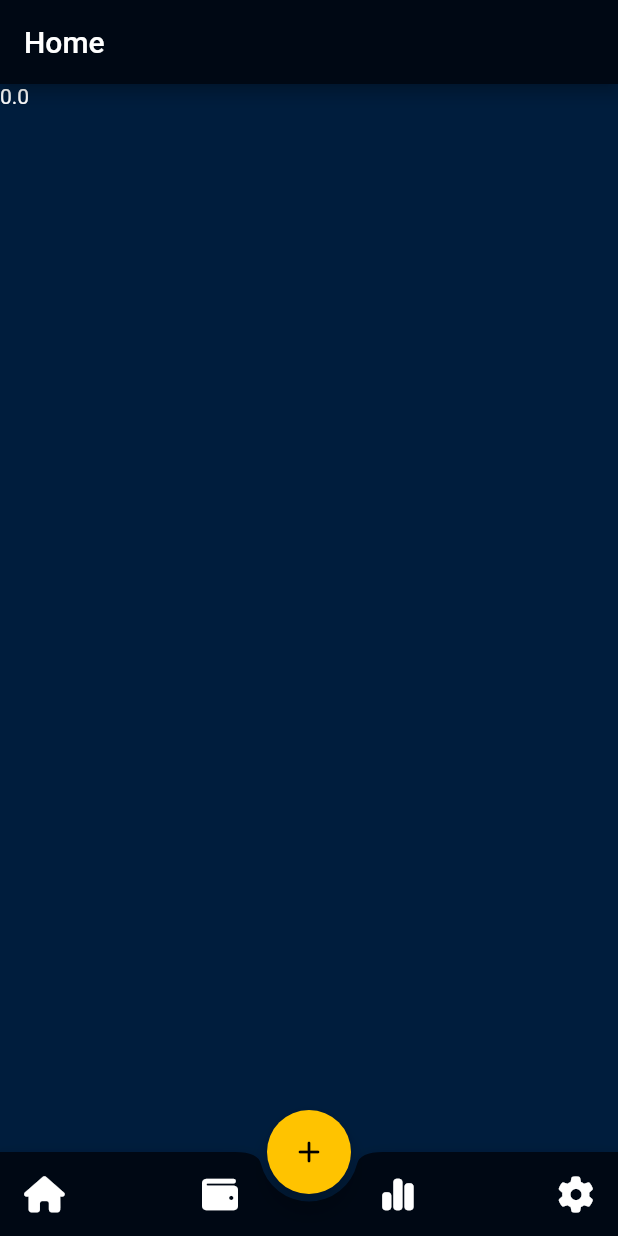
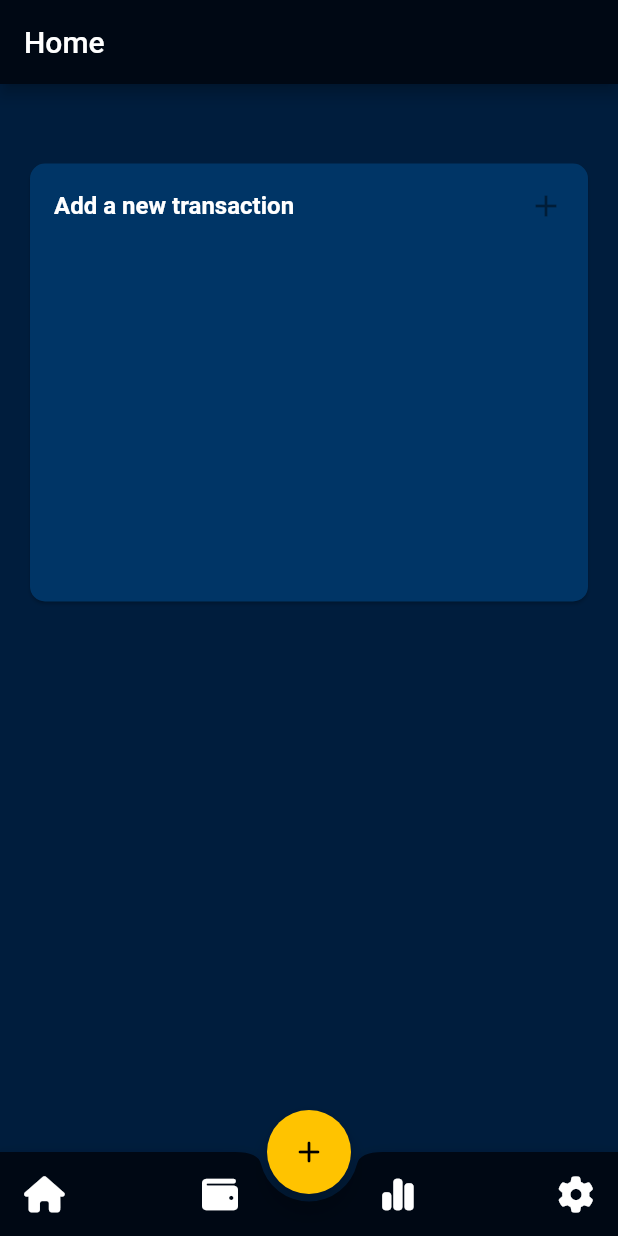
Before and after one commit to verbindolai/OpenBudget, a Flutter app: the screen it shows after launch, on a phone screen of 412 x 824 dp. Run offline on Flutter 3.47's test engine with Material 2 defaults, Android fonts, the phone set to English and light mode, and no system bars; our stand-ins replace bloc, equatable, flutter_bloc, flutter_colorpicker, font_awesome_flutter, objectbox; missing offline and left inert: confirm_dialog, currency_picker, stack; accounts and stored records are empty; generated files the repository leaves out were written again.

Commit message:
- Added home view

```diff
--- a/lib/bloc/account/account_overview_bloc.dart
+++ b/lib/bloc/account/account_overview_bloc.dart
@@ -1,9 +1,5 @@
 import 'package:bloc/bloc.dart';
 import 'package:equatable/equatable.dart';
-import 'package:flutter/material.dart';
-import 'package:open_budget/models/transactions.dart';
-import 'package:open_budget/repository/transaction_repository.dart';
-
 import '../../models/account.dart';
 import '../../repository/account_repository.dart';
 part 'account_overview_event.dart';
@@ -18,7 +14,7 @@ class AccountOverviewBloc
       if (state is AccountInitial || state is AccountSelected) {
         emit(AccountLoaded(
             accounts: _accountRepository.getAllMainAccounts(),
-            balance: _accountRepository.getOverallBalance()));
+            balance: _accountRepository.getTotalByCurrency()));
       }
     });
     on<SaveAccount>((event, emit) {
@@ -26,7 +22,7 @@ class AccountOverviewBloc
       if (state is AccountLoaded) {
         emit(AccountLoaded(
             accounts: _accountRepository.getAllMainAccounts(),
-            balance: _accountRepository.getOverallBalance()));
+            balance: _accountRepository.getTotalByCurrency()));
       }
       if (state is AccountSelected) {
         final acc = _accountRepository
@@ -47,7 +43,7 @@ class AccountOverviewBloc
         } else {
           emit(AccountLoaded(
               accounts: _accountRepository.getAllMainAccounts(),
-              balance: _accountRepository.getOverallBalance()));
+              balance: _accountRepository.getTotalByCurrency()));
         }
       }
     });
@@ -57,7 +53,7 @@ class AccountOverviewBloc
       if (state is AccountLoaded) {
         emit(AccountLoaded(
             accounts: _accountRepository.getAllMainAccounts(),
-            balance: _accountRepository.getOverallBalance()));
+            balance: _accountRepository.getTotalByCurrency()));
       }
       if (state is AccountSelected) {
         final acc = _accountRepository
--- a/lib/bloc/account/account_overview_state.dart
+++ b/lib/bloc/account/account_overview_state.dart
@@ -11,7 +11,7 @@ class AccountInitial extends AccountOverviewState {}
 
 class AccountLoaded extends AccountOverviewState {
   final List<Account> accounts;
-  final double balance;
+  final Map<String, double> balance;
 
   const AccountLoaded({required this.accounts, required this.balance});
 
--- a/lib/bloc/transaction/transaction_list_bloc.dart
+++ b/lib/bloc/transaction/transaction_list_bloc.dart
@@ -22,7 +22,8 @@ class TransactionListBloc
     on<SaveTransaction>((event, emit) {
       _transactionRepository.save(event.transaction);
       if (state is RecentTransactions) {
-        emit(RecentTransactions(_transactionRepository.getTransactions()));
+        emit(RecentTransactions(
+            _transactionRepository.getLastTransactionsByDate(count: 3)));
       } else if (state is AccountTransactions) {
         int id = (state as AccountTransactions).accountId;
         emit(AccountTransactions(
@@ -34,7 +35,8 @@ class TransactionListBloc
           _transactionRepository.getTransactionsForAccount(event.accountId)));
     });
     on<DisplayRecentTransactions>((event, emit) {
-      emit(RecentTransactions(_transactionRepository.getTransactions()));
+      emit(RecentTransactions(
+          _transactionRepository.getLastTransactionsByDate(count: 3)));
     });
   }
 }
--- a/lib/main.dart
+++ b/lib/main.dart
@@ -42,7 +42,7 @@ class App extends StatelessWidget {
           BlocProvider(
             create: (context) =>
                 TransactionListBloc(context.read<TransactionRepository>())
-                  ..add(const LoadTransactionList()),
+                  ..add(DisplayRecentTransactions()),
           ),
           BlocProvider(
             create: (context) =>
--- a/lib/repository/transaction_repository.dart
+++ b/lib/repository/transaction_repository.dart
@@ -1,5 +1,6 @@
 import 'package:open_budget/models/transactions.dart';
 import 'package:open_budget/objectbox.dart';
+import 'package:open_budget/objectbox.g.dart';
 
 class TransactionRepository {
   final ObjectBox objectBox;
@@ -12,6 +13,13 @@ class TransactionRepository {
 
   List<Transaction> getTransactions() {
     return objectBox.store.box<Transaction>().getAll();
+  }
+
+  List<Transaction> getLastTransactionsByDate({int count = 10}) {
+    final qBuilder = objectBox.store.box<Transaction>().query()
+      ..order(Transaction_.date, flags: Order.descending);
+    final query = qBuilder.build()..limit = count;
+    return query.find();
   }
 
   List<Transaction> getTransactionsForAccount(int accountId) {
--- a/lib/widgets/home/home.dart
+++ b/lib/widgets/home/home.dart
@@ -1,5 +1,8 @@
 import 'package:flutter/material.dart';
 import 'package:flutter_bloc/flutter_bloc.dart';
+import 'package:intl/intl.dart';
+import 'package:open_budget/widgets/account/account_overview.dart';
+import 'package:open_budget/widgets/transaction/transaction_list.dart';
 
 import '../../bloc/account/account_overview_bloc.dart';
 
@@ -13,22 +16,56 @@ class Home extends StatefulWidget {
 class _HomeState extends State<Home> {
   @override
   Widget build(BuildContext context) {
+    return BlocBuilder<AccountOverviewBloc, AccountOverviewState>(
+      builder: (context, state) {
+        if (state is AccountLoaded) {
+          List<Widget> totals = [];
+
+          state.balance.forEach((key, value) {
+            totals.add(ListTile(
+                title: Text("Total $key"),
+                trailing: Text(
+                  NumberFormat.simpleCurrency(name: key).format(value),
+                  style: TextStyle(color: Colors.greenAccent[700]),
+                )));
+          });
+
           return Container(
+            padding: const EdgeInsets.all(16),
+            child: SingleChildScrollView(
               child: Column(
                 children: [
-          BlocBuilder<AccountOverviewBloc, AccountOverviewState>(
-            builder: (context, state) {
-              if (state is AccountLoaded) {
-                return Text('${state.balance}');
+                  InkWell(
+                    child: Card(
+                      shape: RoundedRectangleBorder(
+                          borderRadius: BorderRadius.circular(10.0)),
+                      color: const Color(0xFF003566),
+                      child: Column(
+                        children: totals,
+                      ),
+                    ),
+                    onTap: () {},
+                  ),
+                  const SizedBox(height: 25),
+                  SizedBox(
+                    height: 300,
+                    child: Card(
+                      color: const Color(0xFF003566),
+                      shape: RoundedRectangleBorder(
+                          borderRadius: BorderRadius.circular(10.0)),
+                      child: const TransactionList(),
+                    ),
+                  ),
+                ],
+              ),
+            ),
+          );
         }
 
         return Card(
           child: Container(),
         );
       },
-          )
-        ],
-      ),
     );
   }
 }
--- a/lib/widgets/transaction/edit_transaction.dart
+++ b/lib/widgets/transaction/edit_transaction.dart
@@ -137,6 +137,7 @@ class _EditTransactionPageState extends State<EditTransactionPage> {
                           final Account account = state.selectedAccount!;
 
                           widget.transaction.account.target = account;
+                          widget.transaction.date = DateTime.now();
                           transactionBloc
                               .add(SaveTransaction(widget.transaction));
 
--- a/lib/widgets/transaction/transaction_list.dart
+++ b/lib/widgets/transaction/transaction_list.dart
@@ -1,5 +1,6 @@
 import 'package:flutter/material.dart';
 import 'package:flutter_bloc/flutter_bloc.dart';
+import 'package:intl/intl.dart';
 import 'package:open_budget/bloc/account/account_selection_bloc.dart';
 import 'package:open_budget/models/transactions.dart';
 import 'package:open_budget/widgets/transaction/edit_transaction.dart';
@@ -20,9 +21,18 @@ class _TransactionListState extends State<TransactionList> {
         return ListView(
             children: state.transactions.map((transaction) {
           return ListTile(
-            title: Text("Transaction ${transaction.id}"),
-            subtitle: Text(transaction.amount.toString()),
-            trailing: Text(transaction.account.target!.name),
+            title: Text(transaction.id.toString()),
+            subtitle: Text(
+              DateFormat.yMMMd().format(transaction.date),
+            ),
+            trailing: Text(
+                NumberFormat.simpleCurrency(
+                        name: transaction.account.target?.currency)
+                    .format(transaction.amount),
+                style: TextStyle(
+                    color: transaction.amount > 0
+                        ? Colors.greenAccent[700]
+                        : Colors.redAccent[400])),
           );
         }).toList()
               ..insert(
```
Also changed, not shown: lib/repository/account_repository.dart (+13 -0 lines). Lines whose indentation alone changed are shown as unchanged.
